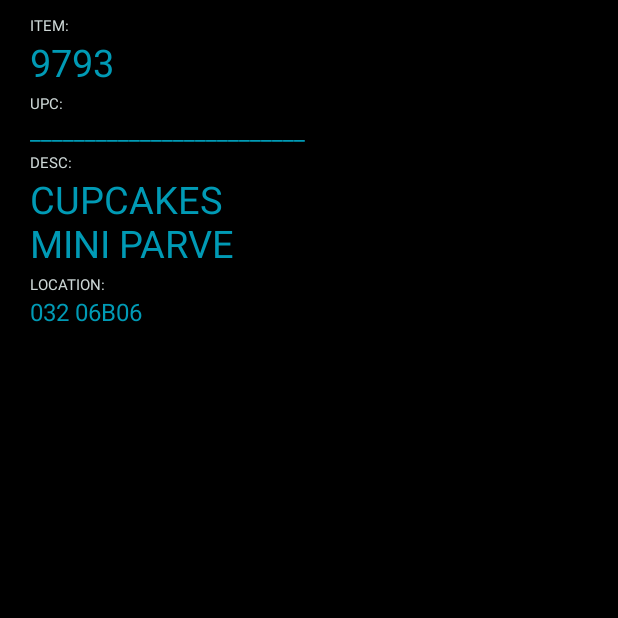
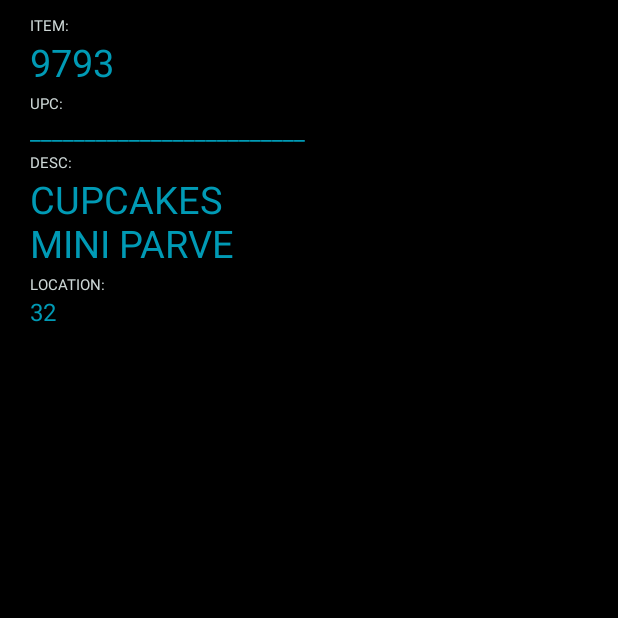
Before and after one commit to devspaces2/GFI-Pilot, an Android app: the screen it shows after launch (MainActivity), on a phone screen of 412 x 824 dp, the top half of it. Run offline under Robolectric (Android 15) with nearby library versions, the phone set to English and light mode, and no system bars; libraries missing offline, so code that uses them is left out: com.google.android.glass; pictures from the network do not load; 2 statements that could not run were skipped.

```diff
--- a/glass/src/main/java/com/oculogx/gfi_ui/MainActivity.java
+++ b/glass/src/main/java/com/oculogx/gfi_ui/MainActivity.java
@@ -1,22 +1,21 @@
 package com.oculogx.gfi_ui;
-
-import com.google.android.glass.media.Sounds;
-import com.google.android.glass.widget.CardBuilder;
-import com.google.android.glass.widget.CardScrollAdapter;
-import com.google.android.glass.widget.CardScrollView;
-import com.oculogx.gfi_ui.cards.ItemCard;
-import com.oculogx.gfi_ui.models.Item;
-import com.oculogx.gfi_ui.views.ItemView;
 
 import android.app.Activity;
 import android.content.Context;
-import android.media.AudioManager;
 import android.os.Bundle;
-import android.view.View;
-import android.view.ViewGroup;
+import android.view.MotionEvent;
 import android.view.Window;
 import android.view.WindowManager;
-import android.widget.AdapterView;
+
+import com.google.android.glass.touchpad.Gesture;
+import com.google.android.glass.touchpad.GestureDetector;
+import com.google.android.glass.widget.CardScrollView;
+import com.oculogx.gfi_ui.models.Item;
+import com.oculogx.gfi_ui.utils.ListUtil;
+import com.oculogx.gfi_ui.utils.MockObjectUtil;
+import com.oculogx.gfi_ui.views.ItemView;
+
+import java.util.List;
 
 /**
  * An {@link Activity} showing a tuggable "Hello World!" card.
@@ -28,9 +27,15 @@ import android.widget.AdapterView;
  *
  * @see <a href="https://developers.google.com/glass/develop/gdk/touch">GDK Developer Guide</a>
  */
-public class MainActivity extends Activity {
+public class MainActivity extends Activity implements GestureDetector.BaseListener {
 
+    // TODO: Add function to solidify location
     private ItemView itemView;
+
+    List<Item> items;
+    private int index;
+
+    GestureDetector gestureDetector;
 
     @Override
     protected void onCreate(Bundle bundle) {
@@ -41,21 +46,48 @@ public class MainActivity extends Activity {
 
         setContentView(R.layout.activity_main);
         itemView = (ItemView) findViewById(R.id.item_view);
-        Item item = new Item(9793, "_________________________", "CUPCAKES MINI PARVE", "032 06B06");
-        item.primaryImageURL = "https://i.pinimg.com/originals/3a/cc/57/3acc578e2f2683eb0da30f5f27163de5.jpg";
-        itemView.setItem(item);
+        items = MockObjectUtil.generateItemList();
+        itemView.setItem(items.get(0));
+
+        gestureDetector = new GestureDetector(this);
+        gestureDetector.setBaseListener(this);
+
     }
 
-    /**
-     * Builds a Glass styled "Hello World!" view using the {@link CardBuilder} class.
-     */
-    private View buildView() {
-        ItemCard itemCard = new ItemCard();
-        Item item = new Item(9793, "123 UPC", "CUPCAKES MINI PARVE", "032 06B06");
-
-        itemCard.setData(item);
-
-        return itemCard.inflate(new CardBuilder(this, CardBuilder.Layout.EMBED_INSIDE));
+    //Send generic motion events to the gesture detector
+    @Override
+    public boolean onGenericMotionEvent(MotionEvent event) {
+        if (gestureDetector != null) {
+            return gestureDetector.onMotionEvent(event);
+        }
+        return false;
     }
 
+    @Override
+    public boolean onGesture(Gesture gesture) {
+        switch (gesture) {
+            case SWIPE_RIGHT:
+                // Go to next item
+                index++;
+                break;
+            case SWIPE_LEFT:
+                // Go to previous item
+                index--;
+                break;
+            case TAP:
+                // Go to location
+                return true;
+            case SWIPE_DOWN:
+                // Dismiss
+                finish();
+                return true;
+            default:
+                return false;
+        }
+        Item newItem = ListUtil.getIndex(items, index);
+        if (newItem != null) {
+            itemView.setItem(newItem);
+        }
+        return true;
+    }
 }
--- a/glass/src/main/java/com/oculogx/gfi_ui/models/Item.java
+++ b/glass/src/main/java/com/oculogx/gfi_ui/models/Item.java
@@ -6,18 +6,24 @@ package com.oculogx.gfi_ui.models;
 
 public class Item {
 
-    public int itemID;
+    // TODO: Change Item Models to fit REST API Item Object
+    // TODO: Overload Item constructor
+    public int num;
     public String upc;
     public String description;
-    public String location;
+    public int aisle;
+    public String slot;
+    public int slotseq;
 
     public String primaryImageURL;
     public String secondaryImageURL;
 
-    public Item(int itemNumber, String upc, String description, String location) {
-        this.itemID = itemNumber;
+    public Item(int itemNumber, String upc, String description, int aisle, String slot, int slotseq) {
+        this.num = itemNumber;
         this.upc = upc;
         this.description = description;
-        this.location = location;
+        this.aisle = aisle;
+        this.slot = slot;
+        this.slotseq = slotseq;
     }
 }
--- /dev/null
+++ b/glass/src/main/java/com/oculogx/gfi_ui/utils/MockObjectUtil.java
@@ -0,0 +1,34 @@
+package com.oculogx.gfi_ui.utils;
+
+import com.oculogx.gfi_ui.models.Item;
+
+import java.util.ArrayList;
+import java.util.List;
+
+/**
+ * Custom object to generate mock data before we hook up the Rest API
+ *
+ * Created by charu on 3/18/18.
+ */
+
+public class MockObjectUtil {
+    // TODO: Fix location generation
+    public static List<Item> generateItemList() {
+        ArrayList<Item> items = new ArrayList<Item>();
+        Item item = new Item(9793, "_________________________", "CUPCAKES MINI PARVE", 32, "06B06", 1212);
+        item.primaryImageURL = "https://i.pinimg.com/originals/3a/cc/57/3acc578e2f2683eb0da30f5f27163de5.jpg";
+
+        Item item2 = new Item(1234, "AU-9641_M", "MAD MAX CUPCAKES", 12, "B0223f", 3455);
+        item2.primaryImageURL = "https://i.ytimg.com/vi/hEJnMQG9ev8/maxresdefault.jpg";
+
+        Item item3 = new Item(5693, "_________________________", "MOUNTAIN DEW CUPCAKES", 500, "B000DR", 9948);
+        item3.primaryImageURL = "https://www.dollargeneral.com/media/catalog/product/cache/image/700x700/e9c3970ab036de70892d86c6d221abfe/0/0/00012000504082_0.jpg";
+
+        items.add(item);
+        items.add(item2);
+        items.add(item3);
+
+        return items;
+    }
+
+}
--- a/glass/src/main/java/com/oculogx/gfi_ui/views/ItemView.java
+++ b/glass/src/main/java/com/oculogx/gfi_ui/views/ItemView.java
@@ -15,6 +15,7 @@ import com.oculogx.gfi_ui.models.Item;
 
 public class ItemView extends FrameLayout {
 
+    // TODO: Change bindViews and setItem to match new Item model
     private TextView itemIDView;
     private TextView upcView;
     private TextView descriptionView;
@@ -46,10 +47,10 @@ public class ItemView extends FrameLayout {
 
     public void setItem(Item item) {
         // bind data here
-        itemIDView.setText(String.valueOf(item.itemID));
+        itemIDView.setText(String.valueOf(item.num));
         upcView.setText(item.upc);
         descriptionView.setText(item.description);
-        locationView.setText(item.location);
+        locationView.setText(String.valueOf(item.aisle));
 //        Picasso.get()
 //        GlideApp.with(this).load("http://goo.gl/gEgYUd").into(imageView);
     }
```
Also changed, not shown: glass/src/main/java/com/oculogx/gfi_ui/cards/ItemCard.java (deleted, +0 -52 lines), glass/src/main/java/com/oculogx/gfi_ui/cards/LocationCard.java (deleted, +0 -43 lines), glass/src/main/java/com/oculogx/gfi_ui/utils/ListUtil.java (added, +18 -0 lines), glass/src/main/java/com/oculogx/gfi_ui/views/LocationView.java (added, +51 -0 lines), 2 other files.
